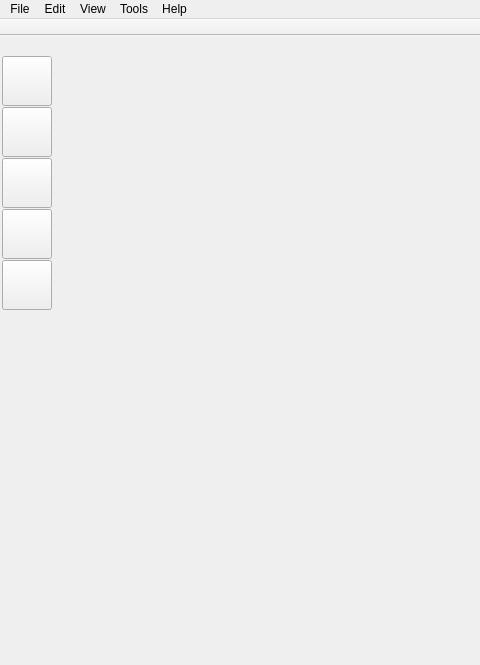
Before: the Qt Designer form ui/main_window.ui in zkovari/plotlyst, drawn with Qt 5; both pictures show x 0 to 480 and y 0 to 665 of the 865 by 665 pixel window.
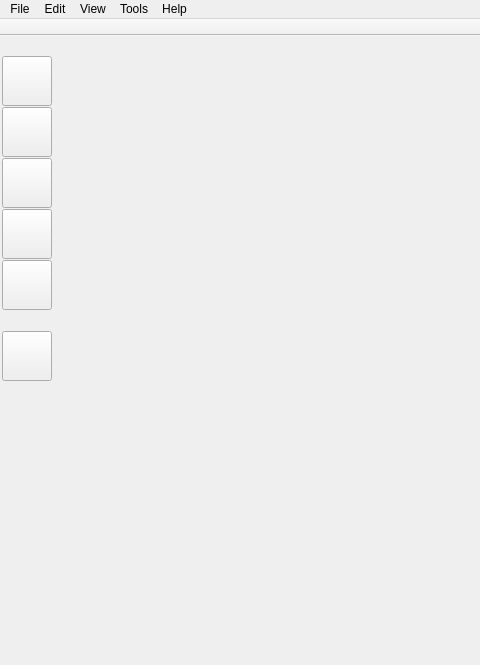
After: the same form once the commit is applied.

Commit message: Add board page

What changed in the file:
```diff
--- a/ui/main_window.ui
+++ b/ui/main_window.ui
@@ -298,6 +298,62 @@
              </attribute>
             </widget>
            </item>
+           <item>
+            <spacer name="verticalSpacer_3">
+             <property name="orientation">
+              <enum>Qt::Vertical</enum>
+             </property>
+             <property name="sizeType">
+              <enum>QSizePolicy::Fixed</enum>
+             </property>
+             <property name="sizeHint" stdset="0">
+              <size>
+               <width>10</width>
+               <height>20</height>
+              </size>
+             </property>
+            </spacer>
+           </item>
+           <item>
+            <widget class="QToolButton" name="btnBoard">
+             <property name="minimumSize">
+              <size>
+               <width>50</width>
+               <height>50</height>
+              </size>
+             </property>
+             <property name="maximumSize">
+              <size>
+               <width>50</width>
+               <height>50</height>
+              </size>
+             </property>
+             <property name="cursor">
+              <cursorShape>PointingHandCursor</cursorShape>
+             </property>
+             <property name="toolTip">
+              <string>Task management</string>
+             </property>
+             <property name="text">
+              <string/>
+             </property>
+             <property name="iconSize">
+              <size>
+               <width>32</width>
+               <height>32</height>
+              </size>
+             </property>
+             <property name="checkable">
+              <bool>true</bool>
+             </property>
+             <property name="base" stdset="0">
+              <bool>true</bool>
+             </property>
+             <attribute name="buttonGroup">
+              <string notr="true">buttonGroup</string>
+             </attribute>
+            </widget>
+           </item>
            <item>
             <spacer name="verticalSpacer">
              <property name="orientation">
```
Left out of the diff: 19 changed lines with no effect on the pictures. The commit also changes 1 other file.
